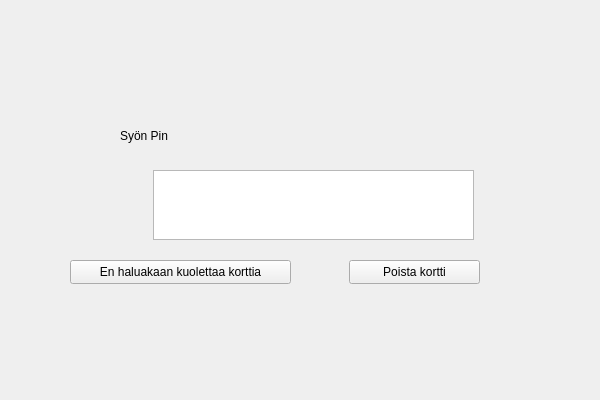
Before: the Qt Designer form frontend/killcardwindow.ui in 22kmo-project/group_3, drawn with Qt 5.
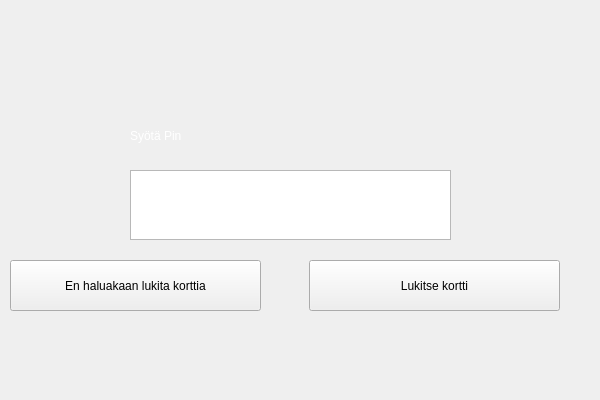
After: the same form once the commit is applied. Icons and pictures are not drawn.

What changed in the file:
```diff
--- a/frontend/killcardwindow.ui
+++ b/frontend/killcardwindow.ui
@@ -13,6 +13,11 @@
   <property name="windowTitle">
    <string>Dialog</string>
   </property>
+  <property name="styleSheet">
+   <string notr="true">QLabel {
+color: white;
+}</string>
+  </property>
   <widget class="QStackedWidget" name="stackedWidget">
    <property name="geometry">
     <rect>
@@ -126,38 +131,47 @@
     <widget class="QPushButton" name="confirmKillCard">
      <property name="geometry">
       <rect>
-       <x>349</x>
+       <x>309</x>
        <y>260</y>
-       <width>131</width>
-       <height>24</height>
+       <width>251</width>
+       <height>51</height>
       </rect>
      </property>
+     <property name="styleSheet">
+      <string notr="true">font: 16pt &quot;Segoe UI&quot;;</string>
+     </property>
      <property name="text">
-      <string>Poista kortti</string>
+      <string>Lukitse kortti</string>
      </property>
     </widget>
     <widget class="QPushButton" name="cancelKillCard">
      <property name="geometry">
       <rect>
-       <x>70</x>
+       <x>10</x>
        <y>260</y>
-       <width>221</width>
-       <height>24</height>
+       <width>251</width>
+       <height>51</height>
       </rect>
      </property>
+     <property name="styleSheet">
+      <string notr="true">font: 16pt &quot;Segoe UI&quot;;</string>
+     </property>
      <property name="text">
-      <string>En haluakaan kuolettaa korttia</string>
+      <string>En haluakaan lukita korttia</string>
      </property>
     </widget>
     <widget class="QPlainTextEdit" name="pinText">
      <property name="geometry">
       <rect>
-       <x>153</x>
+       <x>130</x>
        <y>170</y>
        <width>321</width>
        <height>70</height>
       </rect>
      </property>
+     <property name="styleSheet">
+      <string notr="true">font: 20pt &quot;Segoe UI&quot;;</string>
+     </property>
     </widget>
     <widget class="QLabel" name="label_5">
      <property name="geometry">
@@ -178,7 +192,7 @@
     <widget class="QLabel" name="label_pin">
      <property name="geometry">
       <rect>
-       <x>120</x>
+       <x>130</x>
        <y>110</y>
        <width>141</width>
        <height>51</height>
@@ -188,20 +202,7 @@
       <string notr="true">font: 20pt &quot;Segoe UI&quot;;</string>
      </property>
      <property name="text">
-      <string>Syön Pin</string>
-     </property>
-    </widget>
-    <widget class="QLabel" name="label_8">
-     <property name="geometry">
-      <rect>
-       <x>310</x>
-       <y>110</y>
-       <width>211</width>
-       <height>51</height>
-      </rect>
-     </property>
-     <property name="text">
-      <string/>
+      <string>Syötä Pin</string>
      </property>
     </widget>
     <zorder>label_4</zorder>
```
Left out of the diff: 31 changed lines with no effect on the pictures.
